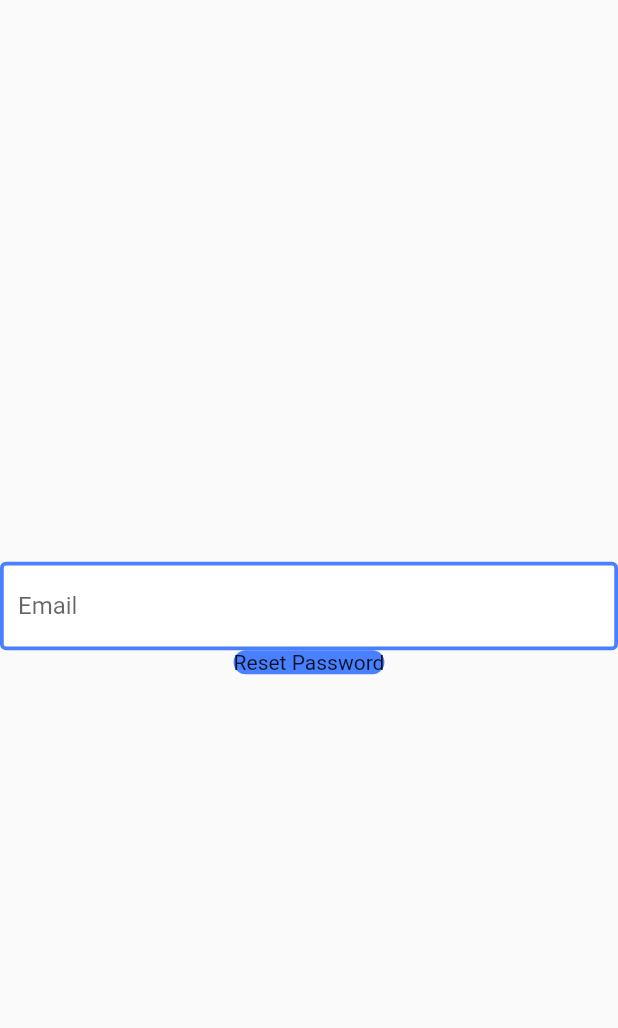
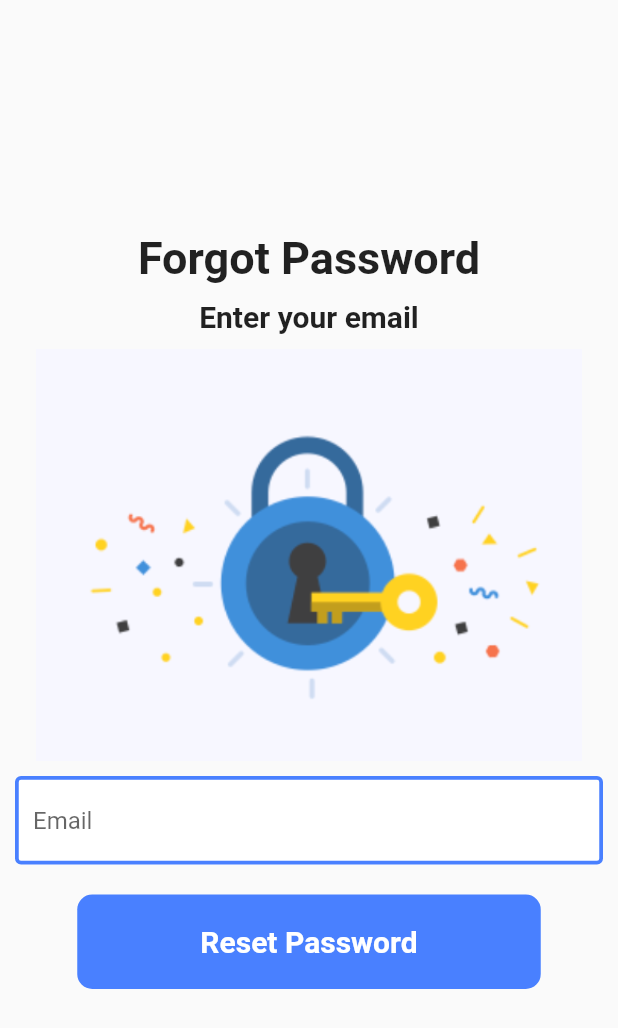
Before and after one commit to FineCoders001/uni_campus, a Flutter app: the ForgotPassword screen opened directly, on a phone screen of 412 x 824 dp. Shown: the top 1028 px of the screen. Run offline on Flutter 3.47's test engine with Material 2 defaults, Android fonts, the phone set to English and light mode, and no system bars; our stand-ins replace badges, cached_network_image, carousel_slider, cloud_firestore, connectivity_plus, csv and 13 more; missing offline and left inert: barcode_scan2, flutterfire_ui; accounts and stored records are empty; Roboto replaces fonts that are missing (Ubuntu).

Commit message:
Improved forgot passwrod ui and improved attendance display format and added more fields to attend class

```diff
--- a/lib/Authentication/forgot_password.dart
+++ b/lib/Authentication/forgot_password.dart
@@ -1,5 +1,6 @@
 import 'package:firebase_auth/firebase_auth.dart';
 import 'package:flutter/material.dart';
+import 'package:google_fonts/google_fonts.dart';
 
 class ForgotPassword extends StatefulWidget {
   const ForgotPassword({Key? key}) : super(key: key);
@@ -22,7 +23,34 @@ class _ForgotPasswordState extends State<ForgotPassword> {
             child: Column(
               mainAxisAlignment: MainAxisAlignment.center,
               children: [
-                TextFormField(
+                Center(
+                  child: Text(
+                    "Forgot Password",
+                    style: GoogleFonts.ubuntu(
+                      fontSize: 30,
+                      fontWeight: FontWeight.bold,
+                    ),
+                  ),
+                ),
+                Padding(
+                  padding: const EdgeInsets.all(10.0),
+                  child: Center(
+                    child: Text(
+                      "Enter your email",
+                      style: GoogleFonts.ubuntu(
+                        fontSize: 20,
+                        fontWeight: FontWeight.bold,
+                      ),
+                    ),
+                  ),
+                ),
+                SizedBox(
+                  height: MediaQuery.of(context).size.height / 3,
+                  child: Image.asset("assets/images/Forgot_Password.png"),
+                ),
+                Padding(
+                  padding: const EdgeInsets.all(10.0),
+                  child: TextFormField(
                     controller: recon,
                     validator: (value) {
                       if (value == null || value.isEmpty) {
@@ -42,17 +70,32 @@ class _ForgotPasswordState extends State<ForgotPassword> {
                       ),
                       enabledBorder: OutlineInputBorder(
                         borderSide: BorderSide(
-                          color: Color.fromARGB(255, 73, 128, 255), width: 2.5),
+                            color: Color.fromARGB(255, 73, 128, 255),
+                            width: 2.5),
                       ),
                     ),
                   ),
-                GestureDetector(
+                ),
+                Padding(
+                  padding: const EdgeInsets.all(10.0),
+                  child: GestureDetector(
                     onTap: () => reset(recon.text.trim()),
                     child: Container(
-                    child: const Text("Reset Password"),
+                      padding: const EdgeInsets.all(20),
+                      width: MediaQuery.of(context).size.width * 0.75,
+                      child: Center(
+                          child: Text(
+                        "Reset Password",
+                        style: GoogleFonts.ubuntu(
+                          fontSize: 20.0,
+                          fontWeight: FontWeight.bold,
+                          color: Colors.white,
+                        ),
+                      )),
                       decoration: const BoxDecoration(
                           color: Color.fromARGB(255, 73, 128, 255),
                           borderRadius: BorderRadius.all(Radius.circular(10))),
+                    ),
                   ),
                 )
               ],
--- a/pubspec.yaml
+++ b/pubspec.yaml
@@ -91,6 +91,7 @@ flutter:
     - assets/images/OnBoardingImages/Event.jpg
     - assets/images/OnBoardingImages/Exam.jpg
     - assets/images/OnBoardingImages/ToDo.jpg
+    - assets/images/Forgot_Password.png
 
   # An image asset can refer to one or more resolution-specific "variants", see
   # https://flutter.dev/assets-and-images/#resolution-aware.
```
Also changed, not shown: lib/Attendance/Models/attend.dart (+6 -2 lines), lib/Attendance/display_curlist.dart (+3 -6 lines), lib/Attendance/display_my_attendance.dart (+41 -13 lines), lib/Attendance/scan_qr.dart (+17 -14 lines), assets/images/Forgot_Password.png (added). Lines whose indentation alone changed are shown as unchanged.
